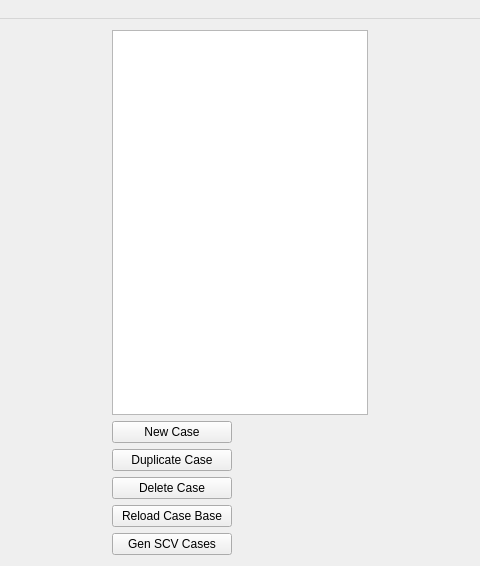
First picture: the form in src/CaseVisualizer/CaseVisualizer.ui, repository RtsAiResearch/IStrategizer, before the edit; both pictures show x 400 to 880 and y 0 to 566 of the 1280 by 566 pixel window.
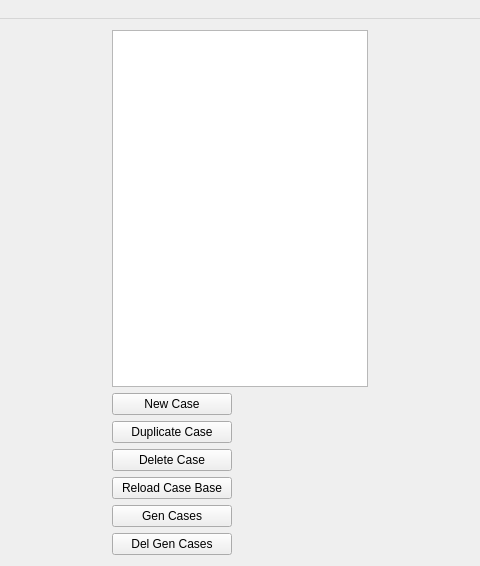
Second picture: the form after the edit.

Commit message: Extend Case Generation and fix CaseVisualizer UI bugs

Diff of the .ui file:
```diff
--- a/src/CaseVisualizer/CaseVisualizer.ui
+++ b/src/CaseVisualizer/CaseVisualizer.ui
@@ -62,9 +62,18 @@
           <property name="frameShadow">
            <enum>QFrame::Plain</enum>
           </property>
+          <property name="alternatingRowColors">
+           <bool>true</bool>
+          </property>
           <property name="spacing">
            <number>2</number>
           </property>
+          <property name="selectionRectVisible">
+           <bool>true</bool>
+          </property>
+          <property name="sortingEnabled">
+           <bool>true</bool>
+          </property>
          </widget>
         </item>
         <item>
@@ -158,13 +167,32 @@
            </size>
           </property>
           <property name="text">
-           <string>Gen SCV Cases</string>
+           <string>Gen Cases</string>
           </property>
           <property name="autoDefault">
            <bool>false</bool>
           </property>
          </widget>
         </item>
+        <item>
+         <widget class="QPushButton" name="btnDelGenCases">
+          <property name="sizePolicy">
+           <sizepolicy hsizetype="Fixed" vsizetype="Fixed">
+            <horstretch>0</horstretch>
+            <verstretch>0</verstretch>
+           </sizepolicy>
+          </property>
+          <property name="minimumSize">
+           <size>
+            <width>120</width>
+            <height>0</height>
+           </size>
+          </property>
+          <property name="text">
+           <string>Del Gen Cases</string>
+          </property>
+         </widget>
+        </item>
        </layout>
       </item>
      </layout>
```
Left out of the diff: 2 changed lines with no effect on the pictures. The commit also changes 12 other files.
